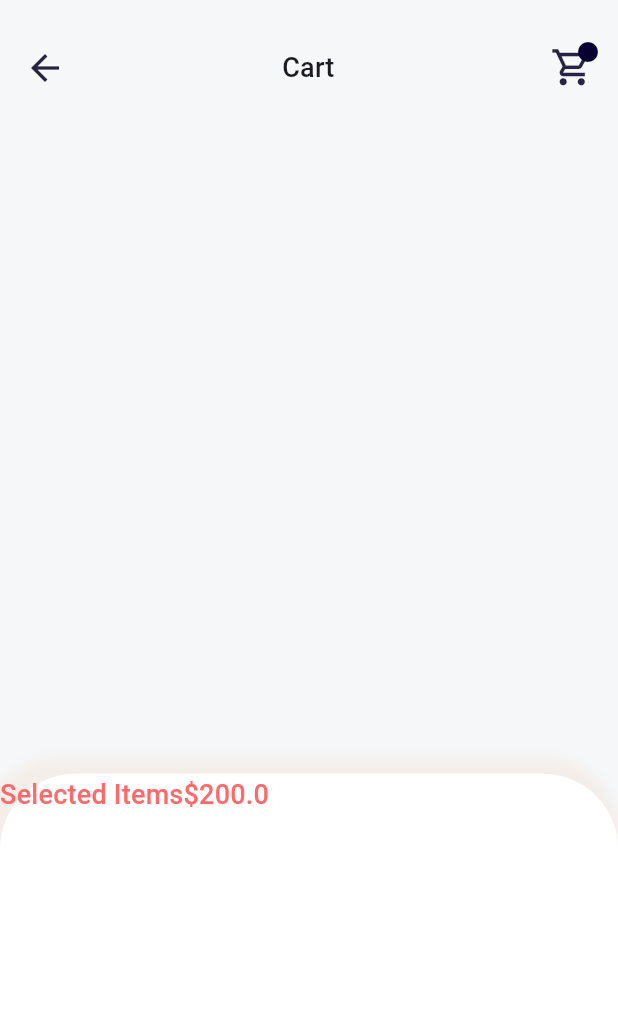
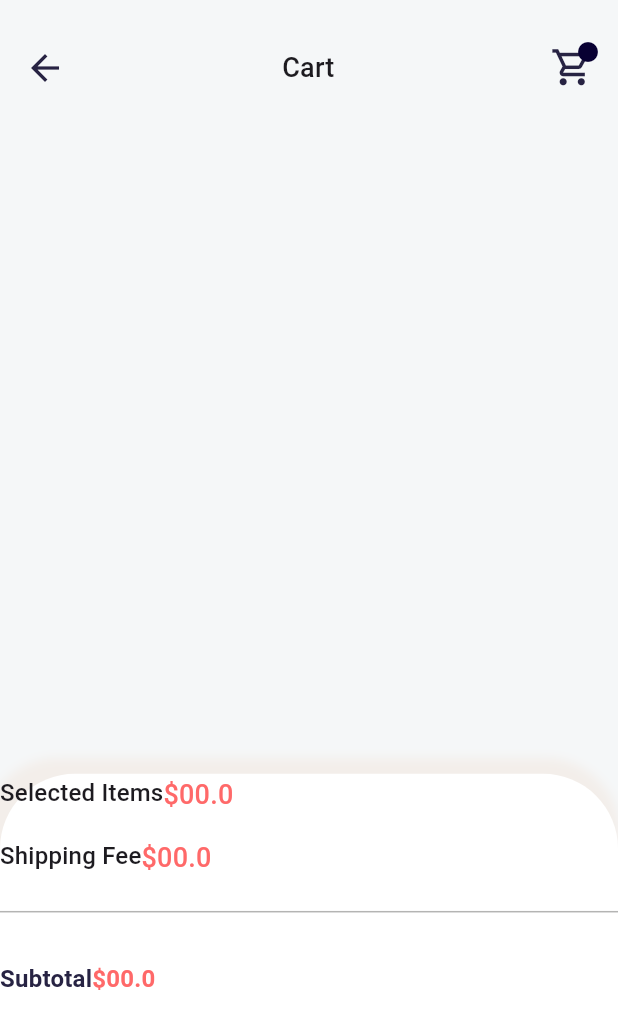
Before and after one commit to mcalisadeghi/Flutter-Furniture-Shopping-App-UI, a Flutter app: the Cartview screen opened directly, on a phone screen of 412 x 824 dp. Shown: the top 1029 px of the screen. Run offline on Flutter 3.47's test engine with Material 3 defaults, Android fonts, the phone set to English and light mode, and no system bars; our stand-ins replace fluttertoast.

Commit message:
add 3 BottomTextWidget in cart view

```diff
--- a/lib/screen/product_detail/cart/bottom_text_widget.dart
+++ b/lib/screen/product_detail/cart/bottom_text_widget.dart
@@ -1,32 +1,43 @@
 import 'package:flutter/material.dart';
 import 'package:flutter_application_1/res/colors/app_color.dart';
+import 'package:flutter_application_1/res/components/dumy_product_lists.dart';
 
 class BottomTextWidget extends StatelessWidget {
   final String leadingText;
   final String price;
+  final bool isSubT;
   const BottomTextWidget({
     super.key,
     required this.leadingText,
     required this.price,
+    required this.isSubT,
   });
 
   @override
   Widget build(BuildContext context) {
+    var newPrice = DummyProductList.cartList.isEmpty ? '00.0' : price;
     return Row(
       children: [
         Text(
           leadingText,
-          style: Theme.of(context).textTheme.titleMedium!.copyWith(
-                color: AppColors.lightRed,
-                fontSize: 18.0,
-              ),
+          style: isSubT
+              ? Theme.of(context).textTheme.titleMedium!.copyWith(
+                    color: AppColors.buttonColor,
+                    fontWeight: FontWeight.bold,
+                  )
+              : Theme.of(context).textTheme.titleMedium,
         ),
         Text(
-          '\$$price',
-          style: Theme.of(context).textTheme.titleMedium!.copyWith(
-                color: AppColors.lightRed,
-                fontSize: 18.0,
-              ),
+          '\$$newPrice',
+          style: isSubT
+              ? Theme.of(context).textTheme.titleMedium!.copyWith(
+                    color: AppColors.lightRed,
+                    fontWeight: FontWeight.bold,
+                  )
+              : Theme.of(context).textTheme.titleMedium!.copyWith(
+                    color: AppColors.lightRed,
+                    fontSize: 18.0,
+                  ),
         ),
       ],
     );
--- a/lib/screen/product_detail/cart/cart_view.dart
+++ b/lib/screen/product_detail/cart/cart_view.dart
@@ -175,6 +175,29 @@ class _CartviewState extends State<Cartview> {
                   BottomTextWidget(
                     leadingText: 'Selected Items',
                     price: '200.0',
+                    isSubT: false,
+                  ),
+                  SizedBox(
+                    height: 15.0,
+                  ),
+                  BottomTextWidget(
+                    leadingText: 'Shipping Fee',
+                    price: '30.0',
+                    isSubT: false,
+                  ),
+                  SizedBox(
+                    height: 15.0,
+                  ),
+                  Divider(
+                    color: AppColors.grayColor,
+                  ),
+                  SizedBox(
+                    height: 25.0,
+                  ),
+                  BottomTextWidget(
+                    leadingText: 'Subtotal',
+                    price: '230.0',
+                    isSubT: true,
                   ),
                 ],
               ),
```
